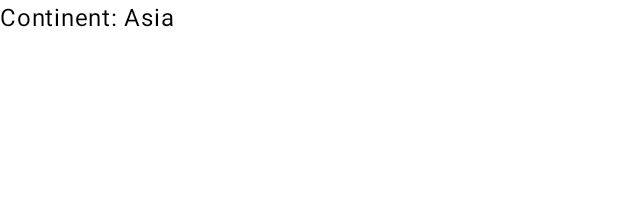
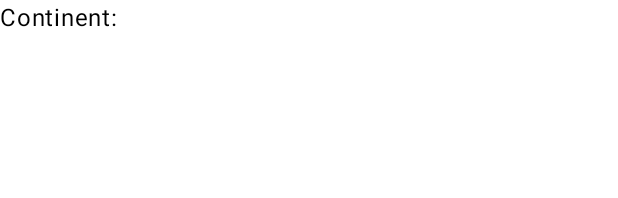
Before and after one commit to Gee1311/SweetSavour-App, an Android app built with Jetpack Compose: the @Preview function CountriesScreenLightThemePreview, on a phone screen of 412 x 824 dp. Shown: the top 198 px of the screen. Run offline under Robolectric (Android 15) with nearby library versions, the phone set to English and light mode, and no system bars; Roboto replaces fonts that are not available here.

Commit message:
Minor changes

```diff
--- a/app/src/main/java/com/delusional_bear/dessertmaniac/ui/screens/CountriesScreen.kt
+++ b/app/src/main/java/com/delusional_bear/dessertmaniac/ui/screens/CountriesScreen.kt
@@ -22,7 +22,7 @@ fun CountriesScreen(
 @Composable
 private fun CountriesScreenLightThemePreview() {
     DessertManiacTheme {
-        CountriesScreen(SweetUiState(false, "Asia"))
+        CountriesScreen(SweetUiState())
     }
 }
 
@@ -30,6 +30,6 @@ private fun CountriesScreenLightThemePreview() {
 @Composable
 private fun CountriesScreenDarkThemePreview() {
     DessertManiacTheme(darkTheme = true) {
-        CountriesScreen(SweetUiState(false, "Europe"))
+        CountriesScreen(SweetUiState())
     }
 }
```
